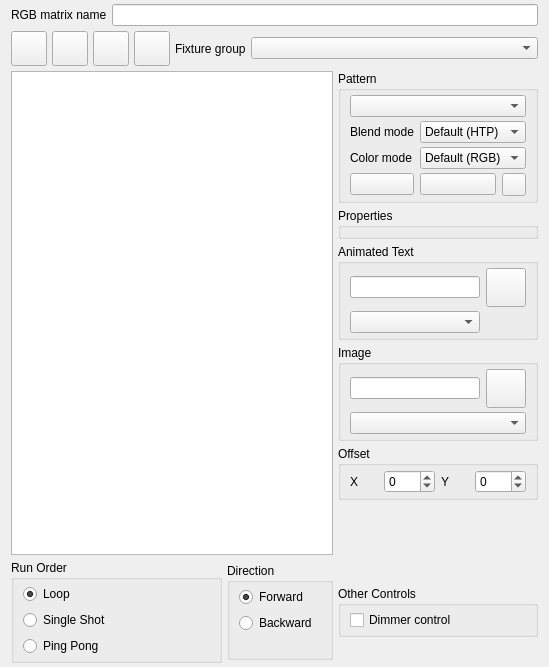
The window that ui/src/rgbmatrixeditor.ui (mcallegari/qlcplus) describes before a commit, drawn with Qt 5.
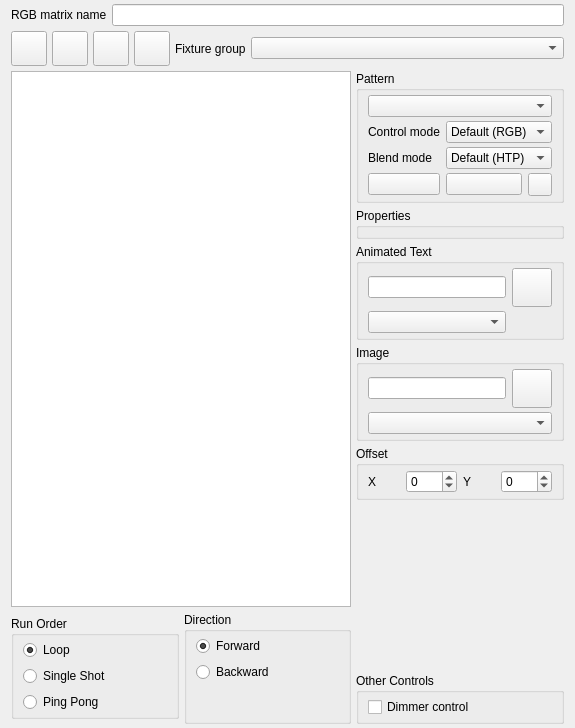
The same window after the commit. Icons and pictures are not drawn.

Commit message:
Improve RGB Matrix control mode
Add dimmer and shutter control

The edit to the form file:
```diff
--- a/ui/src/rgbmatrixeditor.ui
+++ b/ui/src/rgbmatrixeditor.ui
@@ -25,8 +25,8 @@
    <rect>
     <x>0</x>
     <y>0</y>
-    <width>549</width>
-    <height>667</height>
+    <width>575</width>
+    <height>728</height>
    </rect>
   </property>
   <property name="windowTitle">
@@ -42,7 +42,10 @@
    <property name="spacing">
     <number>5</number>
    </property>
-   <item row="2" column="3" rowspan="2">
+   <item row="2" column="0" colspan="3">
+    <widget class="QGraphicsView" name="m_preview"/>
+   </item>
+   <item row="2" column="3" rowspan="3">
     <layout class="QVBoxLayout" name="verticalLayout_5">
      <item>
       <widget class="QGroupBox" name="m_patternGroup">
@@ -65,31 +68,20 @@
         <property name="verticalSpacing">
          <number>4</number>
         </property>
-        <item row="2" column="1" colspan="2">
-         <widget class="QComboBox" name="m_blendModeCombo">
-          <item>
-           <property name="text">
-            <string>Default (HTP)</string>
-           </property>
-          </item>
-          <item>
-           <property name="text">
-            <string>Mask</string>
-           </property>
-          </item>
-          <item>
-           <property name="text">
-            <string>Additive</string>
-           </property>
-          </item>
-          <item>
-           <property name="text">
-            <string>Subtractive</string>
-           </property>
-          </item>
+        <item row="5" column="0">
+         <widget class="QPushButton" name="m_startColorButton">
+          <property name="toolTip">
+           <string>Matrix start color</string>
+          </property>
+          <property name="iconSize">
+           <size>
+            <width>50</width>
+            <height>26</height>
+           </size>
+          </property>
          </widget>
         </item>
-        <item row="4" column="1">
+        <item row="5" column="1">
          <widget class="QPushButton" name="m_endColorButton">
           <property name="toolTip">
            <string>Matrix end color</string>
@@ -105,19 +97,6 @@
           </property>
          </widget>
         </item>
-        <item row="4" column="0">
-         <widget class="QPushButton" name="m_startColorButton">
-          <property name="toolTip">
-           <string>Matrix start color</string>
-          </property>
-          <property name="iconSize">
-           <size>
-            <width>50</width>
-            <height>26</height>
-           </size>
-          </property>
-         </widget>
-        </item>
         <item row="0" column="0" colspan="3">
          <widget class="QComboBox" name="m_patternCombo">
           <property name="toolTip">
@@ -125,7 +104,7 @@
           </property>
          </widget>
         </item>
-        <item row="4" column="2">
+        <item row="5" column="2">
          <widget class="QToolButton" name="m_resetEndColorButton">
           <property name="toolTip">
            <string>Reset the end color</string>
@@ -136,21 +115,45 @@
           </property>
          </widget>
         </item>
-        <item row="2" column="0">
+        <item row="3" column="1" colspan="2">
+         <widget class="QComboBox" name="m_blendModeCombo">
+          <item>
+           <property name="text">
+            <string>Default (HTP)</string>
+           </property>
+          </item>
+          <item>
+           <property name="text">
+            <string>Mask</string>
+           </property>
+          </item>
+          <item>
+           <property name="text">
+            <string>Additive</string>
+           </property>
+          </item>
+          <item>
+           <property name="text">
+            <string>Subtractive</string>
+           </property>
+          </item>
+         </widget>
+        </item>
+        <item row="3" column="0">
          <widget class="QLabel" name="m_blendModeLabel">
           <property name="text">
            <string>Blend mode</string>
           </property>
          </widget>
         </item>
-        <item row="3" column="0">
+        <item row="2" column="0">
          <widget class="QLabel" name="m_colorModeLabel">
           <property name="text">
-           <string>Color mode</string>
+           <string>Control mode</string>
           </property>
          </widget>
         </item>
-        <item row="3" column="1" colspan="2">
+        <item row="2" column="1" colspan="2">
          <widget class="QComboBox" name="m_colorModeCombo">
           <item>
            <property name="text">
@@ -377,10 +380,7 @@
      </item>
     </layout>
    </item>
-   <item row="2" column="0" colspan="3">
-    <widget class="QGraphicsView" name="m_preview"/>
-   </item>
-   <item row="3" column="3">
+   <item row="4" column="3">
     <widget class="QGroupBox" name="m_intensityGroup">
      <property name="sizePolicy">
       <sizepolicy hsizetype="Preferred" vsizetype="Maximum">
@@ -411,120 +411,6 @@
      </layout>
     </widget>
    </item>
-   <item row="3" column="2">
-    <widget class="QGroupBox" name="m_directionGroup">
-     <property name="sizePolicy">
-      <sizepolicy hsizetype="Preferred" vsizetype="Maximum">
-       <horstretch>0</horstretch>
-       <verstretch>0</verstretch>
-      </sizepolicy>
-     </property>
-     <property name="title">
-      <string>Direction</string>
-     </property>
-     <layout class="QVBoxLayout" name="verticalLayout_3">
-      <property name="topMargin">
-       <number>4</number>
-      </property>
-      <property name="bottomMargin">
-       <number>4</number>
-      </property>
-      <item>
-       <widget class="QRadioButton" name="m_forward">
-        <property name="toolTip">
-         <string>Start from the first step</string>
-        </property>
-        <property name="text">
-         <string>Forward</string>
-        </property>
-        <property name="checked">
-         <bool>true</bool>
-        </property>
-       </widget>
-      </item>
-      <item>
-       <widget class="QRadioButton" name="m_backward">
-        <property name="toolTip">
-         <string>Start from the last step</string>
-        </property>
-        <property name="text">
-         <string>Backward</string>
-        </property>
-       </widget>
-      </item>
-      <item>
-       <spacer name="verticalSpacer_2">
-        <property name="orientation">
-         <enum>Qt::Vertical</enum>
-        </property>
-        <property name="sizeType">
-         <enum>QSizePolicy::Maximum</enum>
-        </property>
-        <property name="sizeHint" stdset="0">
-         <size>
-          <width>20</width>
-          <height>20</height>
-         </size>
-        </property>
-       </spacer>
-      </item>
-     </layout>
-    </widget>
-   </item>
-   <item row="3" column="0" colspan="2">
-    <widget class="QGroupBox" name="m_runOrderGroup">
-     <property name="sizePolicy">
-      <sizepolicy hsizetype="Preferred" vsizetype="Maximum">
-       <horstretch>0</horstretch>
-       <verstretch>0</verstretch>
-      </sizepolicy>
-     </property>
-     <property name="title">
-      <string>Run Order</string>
-     </property>
-     <layout class="QVBoxLayout" name="verticalLayout_2">
-      <property name="topMargin">
-       <number>4</number>
-      </property>
-      <property name="bottomMargin">
-       <number>4</number>
-      </property>
-      <item>
-       <widget class="QRadioButton" name="m_loop">
-        <property name="toolTip">
-         <string>Run through over and over again</string>
-        </property>
-        <property name="text">
-         <string>Loop</string>
-        </property>
-        <property name="checked">
-         <bool>true</bool>
-        </property>
-       </widget>
-      </item>
-      <item>
-       <widget class="QRadioButton" name="m_singleShot">
-        <property name="toolTip">
-         <string>Run through once and stop</string>
-        </property>
-        <property name="text">
-         <string>Single Shot</string>
-        </property>
-       </widget>
-      </item>
-      <item>
-       <widget class="QRadioButton" name="m_pingPong">
-        <property name="toolTip">
-         <string>First run forwards, then backwards, again forwards, etc.</string>
-        </property>
-        <property name="text">
-         <string>Ping Pong</string>
-        </property>
-       </widget>
-      </item>
-     </layout>
-    </widget>
-   </item>
    <item row="0" column="0" colspan="4">
     <layout class="QHBoxLayout" name="horizontalLayout_2">
      <item>
@@ -665,6 +551,124 @@
      </item>
     </layout>
    </item>
+   <item row="3" column="0" rowspan="2" colspan="3">
+    <layout class="QGridLayout" name="gridLayout_6">
+     <item row="0" column="0">
+      <widget class="QGroupBox" name="m_runOrderGroup">
+       <property name="sizePolicy">
+        <sizepolicy hsizetype="Preferred" vsizetype="Maximum">
+         <horstretch>0</horstretch>
+         <verstretch>0</verstretch>
+        </sizepolicy>
+       </property>
+       <property name="title">
+        <string>Run Order</string>
+       </property>
+       <layout class="QVBoxLayout" name="verticalLayout_2">
+        <property name="topMargin">
+         <number>4</number>
+        </property>
+        <property name="bottomMargin">
+         <number>4</number>
+        </property>
+        <item>
+         <widget class="QRadioButton" name="m_loop">
+          <property name="toolTip">
+           <string>Run through over and over again</string>
+          </property>
+          <property name="text">
+           <string>Loop</string>
+          </property>
+          <property name="checked">
+           <bool>true</bool>
+          </property>
+         </widget>
+        </item>
+        <item>
+         <widget class="QRadioButton" name="m_singleShot">
+          <property name="toolTip">
+           <string>Run through once and stop</string>
+          </property>
+          <property name="text">
+           <string>Single Shot</string>
+          </property>
+         </widget>
+        </item>
+        <item>
+         <widget class="QRadioButton" name="m_pingPong">
+          <property name="toolTip">
+           <string>First run forwards, then backwards, again forwards, etc.</string>
+          </property>
+          <property name="text">
+           <string>Ping Pong</string>
+          </property>
+         </widget>
+        </item>
+       </layout>
+      </widget>
+     </item>
+     <item row="0" column="1">
+      <widget class="QGroupBox" name="m_directionGroup">
+       <property name="sizePolicy">
+        <sizepolicy hsizetype="Preferred" vsizetype="Maximum">
+         <horstretch>0</horstretch>
+         <verstretch>0</verstretch>
+        </sizepolicy>
+       </property>
+       <property name="title">
+        <string>Direction</string>
+       </property>
+       <layout class="QVBoxLayout" name="verticalLayout_3">
+        <property name="topMargin">
+         <number>4</number>
+        </property>
+        <property name="bottomMargin">
+         <number>4</number>
+        </property>
+        <item>
+         <widget class="QRadioButton" name="m_forward">
+          <property name="toolTip">
+           <string>Start from the first step</string>
+          </property>
+          <property name="text">
+           <string>Forward</string>
+          </property>
+          <property name="checked">
+           <bool>true</bool>
+          </property>
+         </widget>
+        </item>
+        <item>
+         <widget class="QRadioButton" name="m_backward">
+          <property name="toolTip">
+           <string>Start from the last step</string>
+          </property>
+          <property name="text">
+           <string>Backward</string>
+          </property>
+         </widget>
+        </item>
+        <item>
+         <spacer name="verticalSpacer_2">
+          <property name="orientation">
+           <enum>Qt::Vertical</enum>
+          </property>
+          <property name="sizeType">
+           <enum>QSizePolicy::Maximum</enum>
+          </property>
+          <property name="sizeHint" stdset="0">
+           <size>
+            <width>20</width>
+            <height>35</height>
+           </size>
+          </property>
+         </spacer>
+        </item>
+       </layout>
+      </widget>
+     </item>
+    </layout>
+   </item>
   </layout>
  </widget>
  <resources>
```
Left out of the diff: 21 changed lines with no effect on the pictures. The commit also changes 10 other files.
